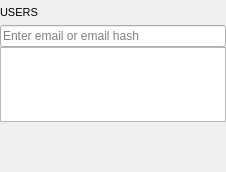
Above: BlockSettleUILib/SearchWidget.ui from BlockSettle/terminal before the change. Below: the same form after it.
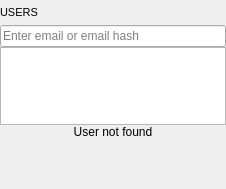
That is the form after the change. Custom widgets are drawn as their Qt base class.

Commit message: Added no user found label

What changed in the file:
```diff
--- a/BlockSettleUILib/SearchWidget.ui
+++ b/BlockSettleUILib/SearchWidget.ui
@@ -7,7 +7,7 @@
     <x>0</x>
     <y>0</y>
     <width>226</width>
-    <height>172</height>
+    <height>189</height>
    </rect>
   </property>
   <property name="sizePolicy">
@@ -86,6 +86,19 @@
      <item>
       <widget class="QTreeView" name="searchResultTreeView"/>
      </item>
+     <item>
+      <widget class="QLabel" name="notFoundLabel">
+       <property name="text">
+        <string>User not found</string>
+       </property>
+       <property name="alignment">
+        <set>Qt::AlignCenter</set>
+       </property>
+       <property name="margin">
+        <number>5</number>
+       </property>
+      </widget>
+     </item>
      <item>
       <spacer name="chatUsersVerticalSpacer_">
        <property name="orientation">
```
The commit also changes 1 other file.
